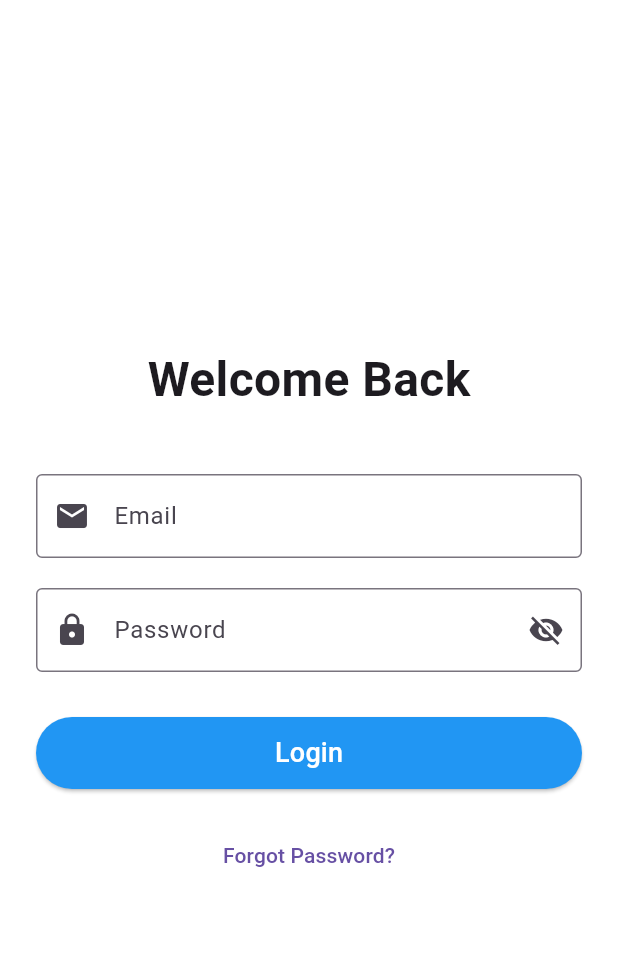
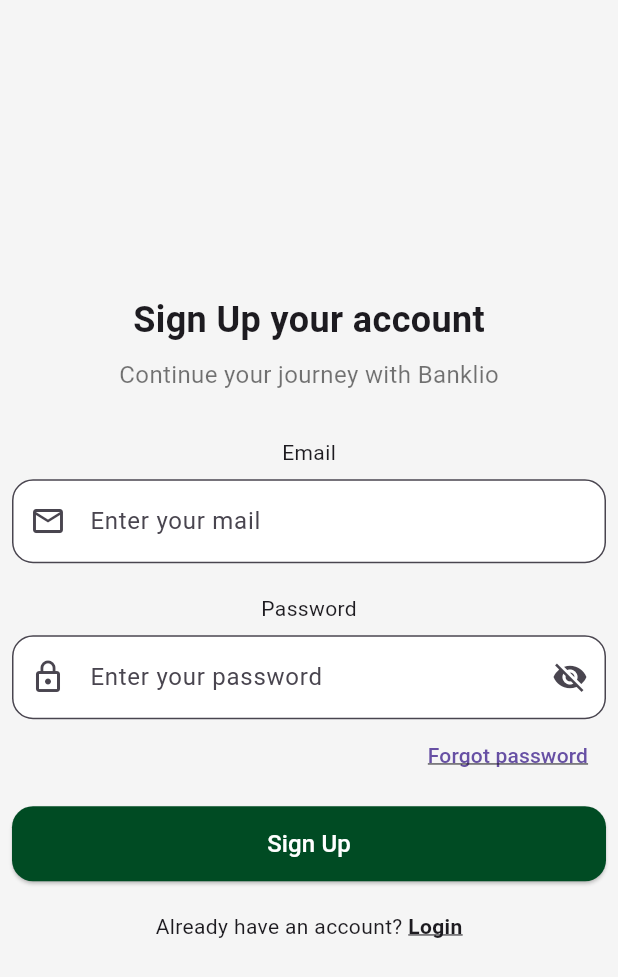
Before and after one commit to RonitBanerjee/pr_reviewer_mset, a Flutter app: the screen it shows after launch, on a phone screen of 412 x 824 dp. Shown: the top 977 px of the screen. Run offline on Flutter 3.47's test engine with Material 3 defaults, Android fonts, the phone set to English and light mode, and no system bars; our stand-ins replace bloc, flutter_bloc, go_router, google_fonts.

Commit message:
basic login ui

```diff
--- /dev/null
+++ b/lib/constants/media_assets.dart
@@ -0,0 +1,3 @@
+class MediaAssets {
+  static const gitLoginImage = './assets/git-login-image.png';
+}
--- a/lib/main.dart
+++ b/lib/main.dart
@@ -14,7 +14,6 @@
   // This widget is the root of your application.
   @override
   Widget build(BuildContext context) {
-    bool isAuthenticated = false;
     final _myRouter = MyAppRouter();
     return MaterialApp.router(
       title: 'PR Wizard',
--- a/lib/routing/app_router_config.dart
+++ b/lib/routing/app_router_config.dart
@@ -4,6 +4,7 @@
 import 'package:pr_reviewer/routing/app_router_constants.dart';
 import 'package:pr_reviewer/screens/auth/login.dart';
 import 'package:pr_reviewer/screens/error_page.dart';
+import 'package:pr_reviewer/screens/home/home.dart';
 
 CustomTransitionPage<void> noTransitionPage(Widget child) {
   return CustomTransitionPage<void>(
@@ -15,13 +16,20 @@
 }
 
 class MyAppRouter {
+  static bool isAuthenticated = false;
   GoRouter router = GoRouter(
     initialLocation: '/',
     routes: [
       GoRoute(
         name: MyAppRoutes.loginRoute,
         path: '/',
-        pageBuilder: (context, state) => noTransitionPage(Login()),
+        pageBuilder: (context, state) {
+          if (isAuthenticated) {
+            return noTransitionPage(Home());
+          } else {
+            return noTransitionPage(Login());
+          }
+        },
       ),
     ],
     errorBuilder: (context, state) => ErrorPage(),
--- /dev/null
+++ b/lib/screens/auth/bloc/login_bloc.dart
@@ -0,0 +1,13 @@
+import 'package:bloc/bloc.dart';
+import 'package:meta/meta.dart';
+
+part 'login_event.dart';
+part 'login_state.dart';
+
+class LoginBloc extends Bloc<LoginEvent, LoginState> {
+  LoginBloc() : super(LoginInitial()) {
+    on<LoginEvent>((event, emit) {
+      // TODO: implement event handler
+    });
+  }
+}
--- /dev/null
+++ b/lib/screens/auth/bloc/login_event.dart
@@ -0,0 +1,4 @@
+part of 'login_bloc.dart';
+
+@immutable
+sealed class LoginEvent {}
--- /dev/null
+++ b/lib/screens/auth/bloc/login_state.dart
@@ -0,0 +1,6 @@
+part of 'login_bloc.dart';
+
+@immutable
+sealed class LoginState {}
+
+final class LoginInitial extends LoginState {}
--- a/lib/screens/auth/login.dart
+++ b/lib/screens/auth/login.dart
@@ -1,4 +1,5 @@
 import 'package:flutter/material.dart';
+import 'package:pr_reviewer/constants/media_assets.dart';
 
 class Login extends StatefulWidget {
   const Login({super.key});
@@ -15,40 +16,48 @@
   @override
   Widget build(BuildContext context) {
     return Scaffold(
-      backgroundColor: Colors.white,
-      body: SafeArea(
-        child: Padding(
-          padding: const EdgeInsets.symmetric(horizontal: 24.0),
+      backgroundColor: const Color(0xFFF5F5F5),
+      body: Padding(
+        padding: const EdgeInsets.symmetric(horizontal: 8),
         child: Column(
           mainAxisAlignment: MainAxisAlignment.center,
           children: [
             const Text(
-                'Welcome Back',
-                style: TextStyle(fontSize: 32, fontWeight: FontWeight.bold),
+              'Sign Up your account',
+              style: TextStyle(fontSize: 24, fontWeight: FontWeight.bold),
             ),
-              const SizedBox(height: 40),
+            const SizedBox(height: 8),
+            const Text(
+              'Continue your journey with Banklio',
+              style: TextStyle(fontSize: 16, color: Colors.black54),
+            ),
+            const SizedBox(height: 30),
+            const Text('Email'),
+            const SizedBox(height: 8),
             TextField(
               controller: _emailController,
-                decoration: const InputDecoration(
-                  labelText: 'Email',
-                  border: OutlineInputBorder(),
-                  prefixIcon: Icon(Icons.email),
+              decoration: InputDecoration(
+                hintText: 'Enter your mail',
+                prefixIcon: const Icon(Icons.email_outlined),
+                border: OutlineInputBorder(
+                  borderRadius: BorderRadius.circular(14),
                 ),
-                keyboardType: TextInputType.emailAddress,
+                filled: true,
+                fillColor: Colors.white,
+              ),
             ),
             const SizedBox(height: 20),
+            const Text('Password'),
+            const SizedBox(height: 8),
             TextField(
               controller: _passwordController,
               obscureText: _obscurePassword,
               decoration: InputDecoration(
-                  labelText: 'Password',
-                  border: const OutlineInputBorder(),
-                  prefixIcon: const Icon(Icons.lock),
+                hintText: 'Enter your password',
+                prefixIcon: const Icon(Icons.lock_outline),
                 suffixIcon: IconButton(
                   icon: Icon(
-                      _obscurePassword
-                          ? Icons.visibility_off
-                          : Icons.visibility,
+                    _obscurePassword ? Icons.visibility_off : Icons.visibility,
                   ),
                   onPressed: () {
                     setState(() {
@@ -56,32 +65,65 @@
                     });
                   },
                 ),
+                border: OutlineInputBorder(
+                  borderRadius: BorderRadius.circular(14),
+                ),
+                filled: true,
+                fillColor: Colors.white,
               ),
             ),
-              const SizedBox(height: 30),
+            Align(
+              alignment: Alignment.centerRight,
+              child: TextButton(
+                onPressed: () {
+                  // Navigate to forgot password
+                },
+                child: const Text(
+                  'Forgot password',
+                  style: TextStyle(decoration: TextDecoration.underline),
+                ),
+              ),
+            ),
+            const SizedBox(height: 10),
             SizedBox(
               width: double.infinity,
-                height: 48,
+              height: 50,
               child: ElevatedButton(
                 onPressed: () {
-                    // Handle login logic
+                  // Sign up logic
                 },
-                  style: ElevatedButton.styleFrom(backgroundColor: Colors.blue),
+                style: ElevatedButton.styleFrom(
+                  backgroundColor: const Color(0xFF004B23),
+                  shape: RoundedRectangleBorder(
+                    borderRadius: BorderRadius.circular(14),
+                  ),
+                ),
                 child: const Text(
-                    'Login',
-                    style: TextStyle(fontSize: 18, color: Colors.white),
+                  'Sign Up',
+                  style: TextStyle(fontSize: 16, color: Colors.white),
                 ),
               ),
             ),
             const SizedBox(height: 20),
-              TextButton(
-                onPressed: () {
-                  // Navigate to registration or forgot password
+            Row(
+              mainAxisAlignment: MainAxisAlignment.center,
+              children: [
+                const Text('Already have an account? '),
+                GestureDetector(
+                  onTap: () {
+                    // Navigate to login
                   },
-                child: const Text('Forgot Password?'),
+                  child: const Text(
+                    'Login',
+                    style: TextStyle(
+                      fontWeight: FontWeight.bold,
+                      decoration: TextDecoration.underline,
+                    ),
+                  ),
                 ),
               ],
             ),
+          ],
         ),
       ),
     );
--- a/pubspec.yaml
+++ b/pubspec.yaml
@@ -34,6 +34,7 @@
   bloc: ^9.0.0
   google_fonts: ^6.2.1
   go_router: ^5.2.0
+  shared_preferences: ^2.5.3
 
 
 dev_dependencies:
@@ -59,9 +60,8 @@
   uses-material-design: true
 
   # To add assets to your application, add an assets section, like this:
-  # assets:
-  #   - images/a_dot_burr.jpeg
-  #   - images/a_dot_ham.jpeg
+  assets:
+    - assets/
 
   # An image asset can refer to one or more resolution-specific "variants", see
   # https://flutter.dev/to/resolution-aware-images
```
Also changed, not shown: assets/git-login-image.png (added). Lines whose indentation alone changed are shown as unchanged.
